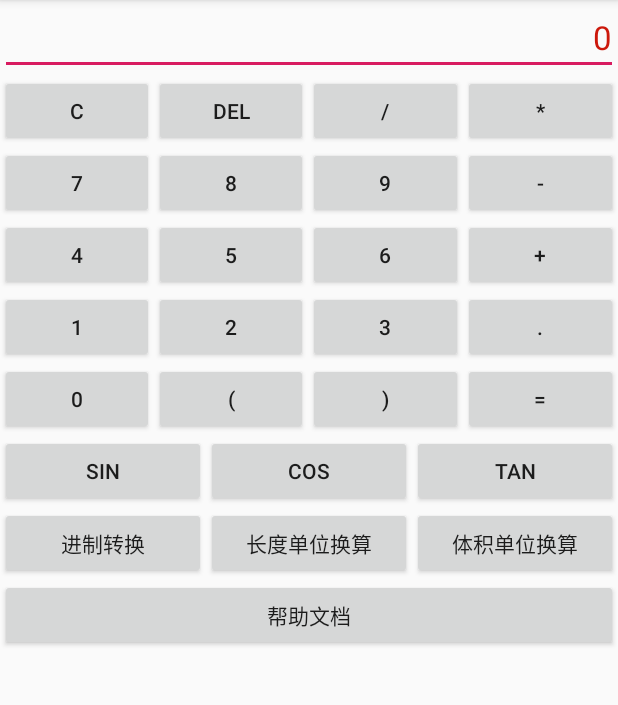
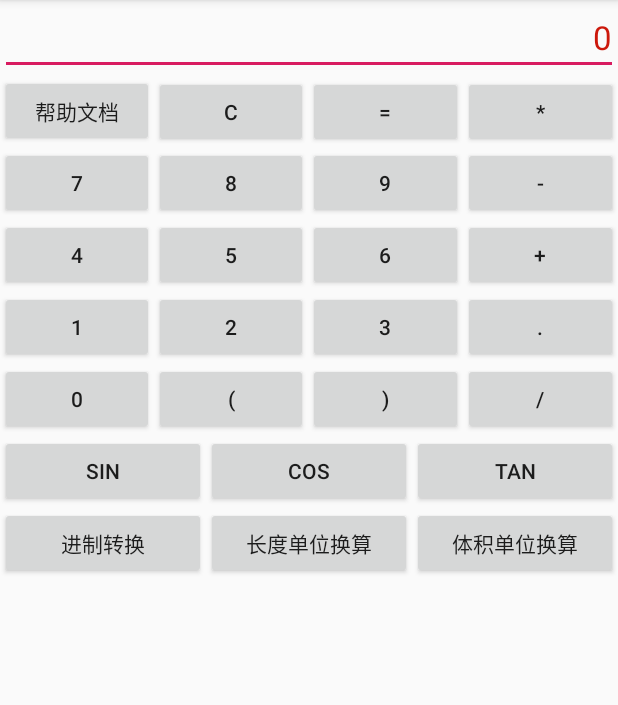
Before and after one commit to CheYuHeng/Android_Subject_Che, an Android app: the screen it shows after launch (MainActivity), after a tap on an icon or button, on a phone screen of 412 x 824 dp, the part 84-789 px from its top. Run offline under Robolectric (Android 15) with nearby library versions, the phone set to English and light mode, and no system bars.

Commit message:
更新版本，删除了DEL按钮

```diff
--- a/Calculate_All/app/src/main/java/com/example/calculate_all/MainActivity.java
+++ b/Calculate_All/app/src/main/java/com/example/calculate_all/MainActivity.java
@@ -65,7 +65,6 @@ public class MainActivity extends AppCompatActivity implements View.OnClickListe
 
         Button clear = (Button) findViewById(R.id.clear);
         Button equals = (Button) findViewById(R.id.equals);
-        Button del = (Button) findViewById(R.id.del);
         Button left = (Button) findViewById(R.id.left);
         Button right = (Button) findViewById(R.id.right);
 
@@ -98,7 +97,6 @@ public class MainActivity extends AppCompatActivity implements View.OnClickListe
 
         clear.setOnClickListener(this);
         equals.setOnClickListener(this);
-        del.setOnClickListener(this);
         left.setOnClickListener(this);
         right.setOnClickListener(this);
 
@@ -143,8 +141,6 @@ public class MainActivity extends AppCompatActivity implements View.OnClickListe
     @Override
     public void onClick(View v){                //事件的处理函数
 
-
-        String key_value = "";
         String str = result.getText().toString();
         switch(v.getId()){
             case R.id.zero:
@@ -227,7 +223,6 @@ public class MainActivity extends AppCompatActivity implements View.OnClickListe
                 case R.id.clear:
                     clear_flag();
                     break;
-                case R.id.del:
                 case R.id.sin:
                     double a = Math.toRadians(Double.parseDouble(result.getText().toString()));
                     result.setText(String.valueOf(Math.sin(a)));
@@ -316,16 +311,16 @@ public class MainActivity extends AppCompatActivity implements View.OnClickListe
 
     public String start(String cource){
         chars.push('#');
-        for(int i = 0; i<cource.length();) {
-            if(isChar(cource.charAt(i))){//如果这是运算符
+        for(int i = 0; i < cource.length();) {
+            if(isChar(cource.charAt(i))){     //如果这是运算符
                 doChar(cource.charAt(i));
                 i ++;
-            }else{//如果这是数字
-                StringBuffer temp = new StringBuffer();
-                while(i < cource.length() && !isChar(cource.charAt(i))){//对数字进行拼接
-                    temp.append(cource.charAt(i));
-                    i ++;
-                }
+            }else{                            //如果这是数字
+                    StringBuffer temp = new StringBuffer();
+                    while(i < cource.length() && !isChar(cource.charAt(i))){    //对数字进行拼接
+                        temp.append(cource.charAt(i));
+                        i ++;
+                    }
                 doNum(temp);
             }
         }
@@ -340,12 +335,13 @@ public class MainActivity extends AppCompatActivity implements View.OnClickListe
         }
         return true;
     }
-    public void doChar(char operation){//遇到运算符时的处理
+
+    public void doChar(char operation){    //遇到运算符时的处理
         if(chars.peek() == '('){
             chars.push(operation);
             return;
         }
-        if(operation == ')'){//遇到了')'把'('之后的所有元素出栈
+        if(operation == ')'){              //遇到了')'把'('之后的所有元素出栈
             while(!chars.isEmpty() && chars.peek() != '('){
                 doCalculation(chars.pop());
             }
@@ -361,15 +357,18 @@ public class MainActivity extends AppCompatActivity implements View.OnClickListe
             chars.push(operation);
         }
     }
+
     public void doNum(StringBuffer num){//遇到数字时的处理
         out.push(num);
     }
-    public void outStack(){//在表达式的最后，所有元素都要出栈
-        while(!chars.isEmpty()&&chars.peek() != '#'){//每出一个运算符都要进行一次运算
+
+    public void outStack(){                           //在表达式的最后，所有元素都要出栈
+        while(!chars.isEmpty()&&chars.peek() != '#'){ //每出一个运算符都要进行一次运算
             doCalculation(chars.pop());
         }
     }
-    public void doCalculation(char chars){//将两个数值取出进行运算，并将结果重新放入到栈中
+
+    public void doCalculation(char chars){            //将两个数值取出进行运算，并将结果重新放入到栈中
         double b = Double.parseDouble(out.pop().toString());
         double a = Double.parseDouble(out.pop().toString());
         double c = 0;
@@ -392,6 +391,7 @@ public class MainActivity extends AppCompatActivity implements View.OnClickListe
                 break;
         }
     }
+
     public int operationLv(char operation){//设定运算符的优先级
         switch (operation){
             case '+':
--- a/Calculate_All/app/src/main/res/layout-land/activity_length.xml
+++ b/Calculate_All/app/src/main/res/layout-land/activity_length.xml
@@ -1,6 +1,7 @@
 <?xml version="1.0" encoding="utf-8"?>
 <LinearLayout xmlns:android="http://schemas.android.com/apk/res/android"
-    android:orientation="vertical" android:layout_width="match_parent"
+    android:orientation="vertical"
+    android:layout_width="match_parent"
     android:layout_height="match_parent">
 
     <LinearLayout
--- a/Calculate_All/app/src/main/res/layout-land/activity_main.xml
+++ b/Calculate_All/app/src/main/res/layout-land/activity_main.xml
@@ -217,12 +217,6 @@
             android:layout_height="wrap_content"
             android:layout_weight="1"
             android:text="帮助文档"/>
-        <Button
-            android:id="@+id/del"
-            android:layout_width="0dip"
-            android:layout_height="wrap_content"
-            android:layout_weight="1"
-            android:text="DEL"/>
     </LinearLayout>
 
 </LinearLayout>
--- a/Calculate_All/app/src/main/res/layout/activity_main.xml
+++ b/Calculate_All/app/src/main/res/layout/activity_main.xml
@@ -24,25 +24,32 @@
         android:layout_height="wrap_content"
         android:orientation="horizontal">
         <Button
+            android:id="@+id/Help"
+            android:layout_width="0dip"
+            android:layout_height="wrap_content"
+            android:layout_weight="1"
+            android:text="帮助文档"/>
+        <Button
             android:id="@+id/clear"
             android:layout_width="0dip"
             android:layout_height="wrap_content"
             android:layout_weight="1"
             android:text="C"/>
-        <!--            android:background="#307Dee"-->
-
         <Button
-            android:id="@+id/del"
+            android:id="@+id/equals"
             android:layout_width="0dip"
             android:layout_height="wrap_content"
             android:layout_weight="1"
-            android:text="DEL"/>
-        <Button
-            android:id="@+id/div"
-            android:layout_width="0dip"
-            android:layout_height="wrap_content"
-            android:layout_weight="1"
-            android:text="/"/>
+            android:text="="/>
+        <!--            android:background="#307Dee"-->
+
+<!--        <Button-->
+<!--            android:id="@+id/del"-->
+<!--            android:layout_width="0dip"-->
+<!--            android:layout_height="wrap_content"-->
+<!--            android:layout_weight="1"-->
+<!--            android:text="DEL"/>-->
+
         <Button
             android:id="@+id/mul"
             android:layout_width="0dip"
@@ -161,11 +168,12 @@
             android:layout_weight="1"
             android:text=")"/>
         <Button
-            android:id="@+id/equals"
+            android:id="@+id/div"
             android:layout_width="0dip"
             android:layout_height="wrap_content"
             android:layout_weight="1"
-            android:text="="/>
+            android:text="/"/>
+
         <!--            android:background="#F07D22"-->
 
     </LinearLayout>
@@ -222,11 +230,6 @@
         android:layout_height="wrap_content"
         android:orientation="horizontal"
         android:layout_marginBottom="0dp">
-        <Button
-            android:id="@+id/Help"
-            android:layout_width="0dip"
-            android:layout_height="wrap_content"
-            android:layout_weight="1"
-            android:text="帮助文档"/>
+
     </LinearLayout>
 </LinearLayout>
```
